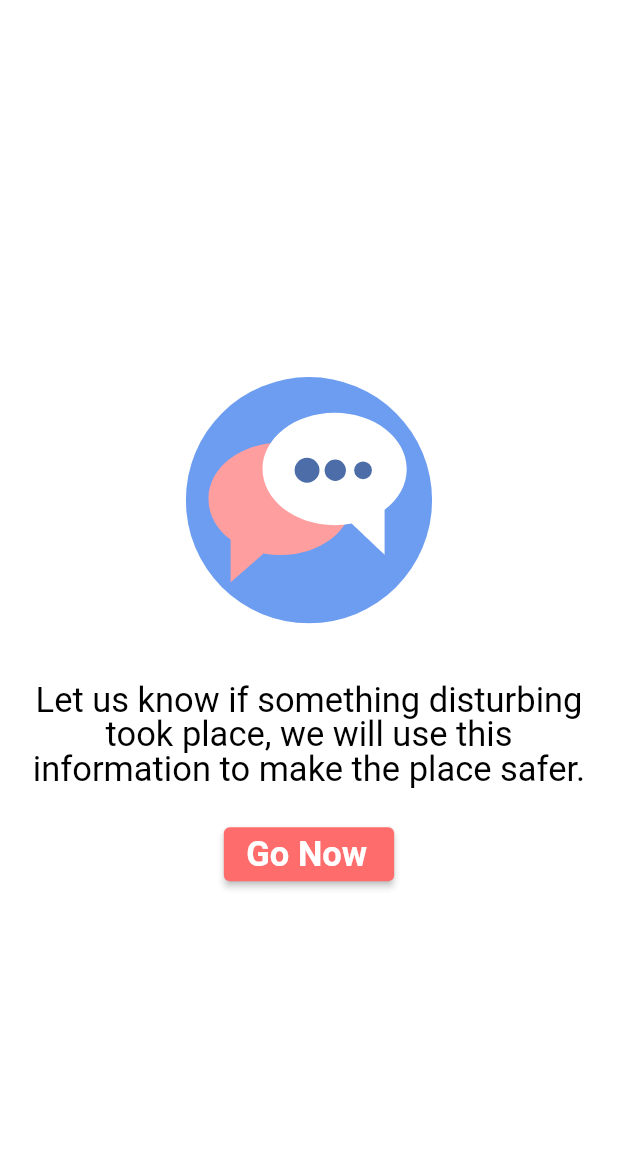
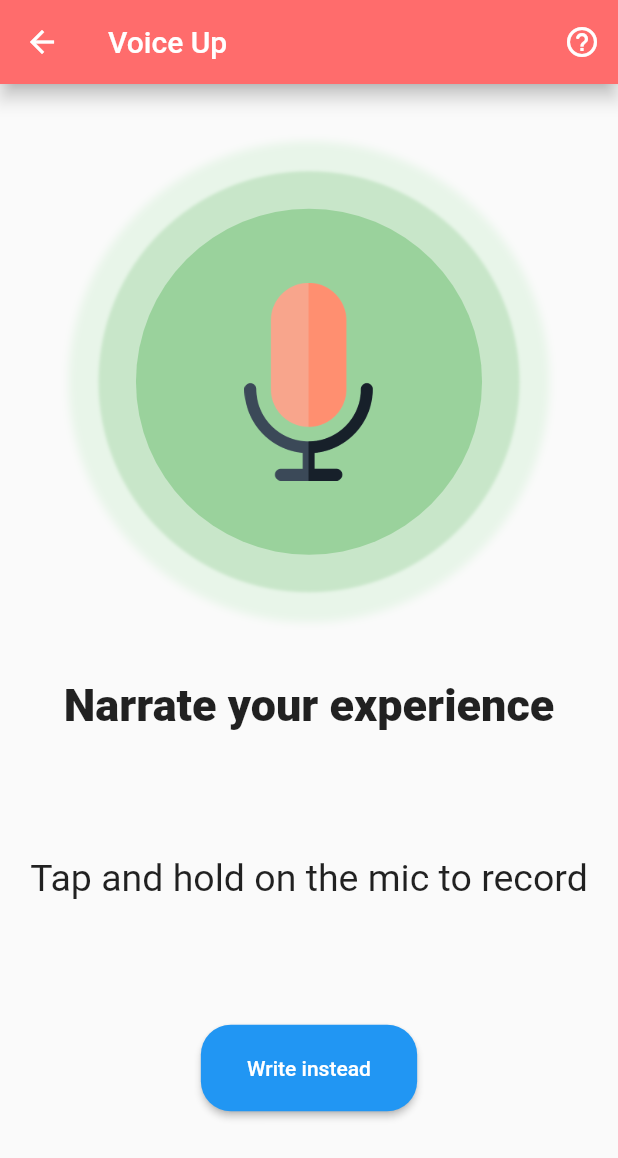
Before and after one commit to psk907/hacktable, a Flutter app: the DiscussionsLanding screen opened directly, after a tap on "Go Now", on a phone screen of 412 x 824 dp. Shown: the top 1158 px of the screen. Run offline on Flutter 3.47's test engine with Material 2 defaults, Android fonts, the phone set to English and light mode, and no system bars; our stand-ins replace circular_countdown_timer, dio, flutter_svg, get_it, google_fonts, google_maps_flutter and 4 more; missing offline and left inert: sms_maintained; accounts and stored records are empty; Roboto replaces fonts that are missing (Mukta); statements that could not run were skipped.

Commit message:
discussionvoice and discussiontext added

```diff
--- a/lib/pages/discussions/discussions_landing.dart
+++ b/lib/pages/discussions/discussions_landing.dart
@@ -2,6 +2,7 @@ import 'package:flutter/cupertino.dart';
 import 'package:flutter/material.dart';
 import 'package:flutter/painting.dart';
 import 'package:google_fonts/google_fonts.dart';
+import 'package:hacktable/pages/discussions/discussions_voice.dart';
 import 'package:hacktable/themeconfig.dart';
 import 'package:lottie/lottie.dart';
 
@@ -44,7 +45,13 @@ class _DiscussionsLandingState extends State<DiscussionsLanding> {
                               height: 1,
                               color: Colors.black)))),
               ElevatedButton(
-                onPressed: () => {},
+                onPressed: () => {
+                  Navigator.push(
+                    context,
+                    MaterialPageRoute(builder: (context) => DiscussionsVoice()),
+                  )
+                },
+
                 style: ElevatedButton.styleFrom(
                     primary: Palette.AppBarBackground,
                     padding: EdgeInsets.only(
--- /dev/null
+++ b/lib/pages/discussions/discussions_voice.dart
@@ -0,0 +1,101 @@
+import 'package:flutter/material.dart';
+import 'package:hacktable/pages/send_text.dart';
+import 'package:hacktable/utils/router.dart';
+
+import '../../themeconfig.dart';
+
+class DiscussionsVoice extends StatefulWidget {
+  const DiscussionsVoice({Key key}) : super(key: key);
+
+  @override
+  _DiscussionsVoiceState createState() => _DiscussionsVoiceState();
+}
+
+class _DiscussionsVoiceState extends State<DiscussionsVoice> {
+  @override
+  Widget build(BuildContext context) {
+    var size = MediaQuery.of(context).size;
+    return Scaffold(
+        appBar: AppBar(
+          backgroundColor: Palette.AppBarBackground,
+          title: Text('Voice Up'),
+          elevation: 5.0,
+          actions: [
+            IconButton(
+              onPressed: () {},
+              icon: Icon(
+                Icons.help_outline_rounded,
+                color: Colors.white,
+              ),
+              // onPressed: () => Navigator.pushNamed(context, PROFILE_PAGE),
+            ),
+          ],
+        ),
+        body: Column(
+          mainAxisAlignment: MainAxisAlignment.spaceEvenly,
+          crossAxisAlignment: CrossAxisAlignment.center,
+          children: [
+            GestureDetector(
+              onLongPress: () {},
+              child: Center(
+                child: Container(
+                  alignment: Alignment.center,
+                  height: size.height * 0.28,
+                  width: size.height * 0.28,
+                  decoration: BoxDecoration(
+                      borderRadius: BorderRadius.circular(500),
+                      boxShadow: [
+                        BoxShadow(
+                          spreadRadius: 45,
+                          blurRadius: 4,
+                          color: Colors.green[50],
+                        ),
+                        BoxShadow(
+                          spreadRadius: 25,
+                          blurRadius: 1,
+
+                          color: Colors.green[100],
+                          // color: Colors.amber[100].withOpacity(0.2),
+                        ),
+                      ],
+                      color: Color(0xff9ad29c)),
+                  child: Image(
+                    image: AssetImage('assets/microphone.png'),
+                    height: size.height * 0.16,
+                  ),
+                ),
+              ),
+            ),
+            Text(
+              "Narrate your experience",
+              style: TextStyle(fontSize: 30.0, fontWeight: FontWeight.w900),
+              textAlign: TextAlign.center,
+            ),
+            Text(
+              "Tap and hold on the mic to record",
+              style: TextStyle(fontSize: 25),
+              textAlign: TextAlign.center,
+            ),
+            Container(
+              width: size.width * 0.35,
+              height: size.height * 0.07,
+              child: ElevatedButton(
+                  style: ElevatedButton.styleFrom(
+                    shape: RoundedRectangleBorder(
+                      borderRadius: BorderRadius.circular(20), // <-- Radius
+                    ),
+                  ),
+                  onPressed: () {
+                    Navigator.push(
+                      context,
+                      MaterialPageRoute<void>(
+                        builder: (BuildContext context) => SendText(),
+                      ),
+                    );
+                  },
+                  child: Text("Write instead")),
+            ),
+          ],
+        ));
+  }
+}
--- a/lib/pages/send_text.dart
+++ b/lib/pages/send_text.dart
@@ -4,8 +4,10 @@ import 'package:dio/dio.dart';
 import 'package:flutter/cupertino.dart';
 import 'package:flutter/material.dart';
 import 'package:hacktable/services/api.dart';
+import 'package:hacktable/utils/router.dart';
 
 import '../servicelocator.dart';
+import '../themeconfig.dart';
 
 class SendText extends StatefulWidget {
   const SendText({Key key}) : super(key: key);
@@ -110,7 +112,19 @@ class _SendTextState extends State<SendText> {
   Widget build(BuildContext context) {
     var size = MediaQuery.of(context).size;
 
-    return SingleChildScrollView(
+    return Scaffold(
+      appBar: AppBar(
+        backgroundColor: Palette.AppBarBackground,
+        title: Text('Voice Up'),
+        elevation: 5.0,
+        actions: [
+          IconButton(
+            icon: Icon(Icons.face_rounded),
+            onPressed: () => Navigator.pushNamed(context, PROFILE_PAGE),
+          ),
+        ],
+      ),
+      body: SingleChildScrollView(
         physics: BouncingScrollPhysics(),
         child: Padding(
           padding: const EdgeInsets.fromLTRB(20, 20, 20, 0),
@@ -214,6 +228,7 @@ class _SendTextState extends State<SendText> {
             ],
           ),
         ),
+      ),
     );
   }
 }
```
Also changed, not shown: assets/microphone.png (added). Lines whose indentation alone changed are shown as unchanged.
